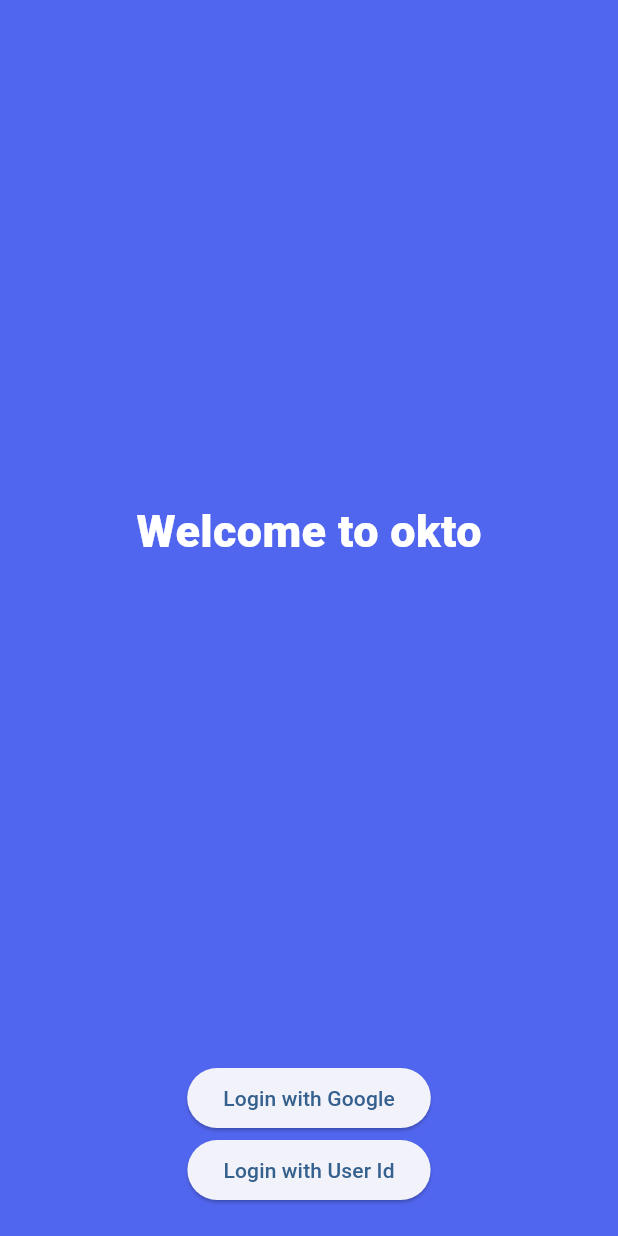
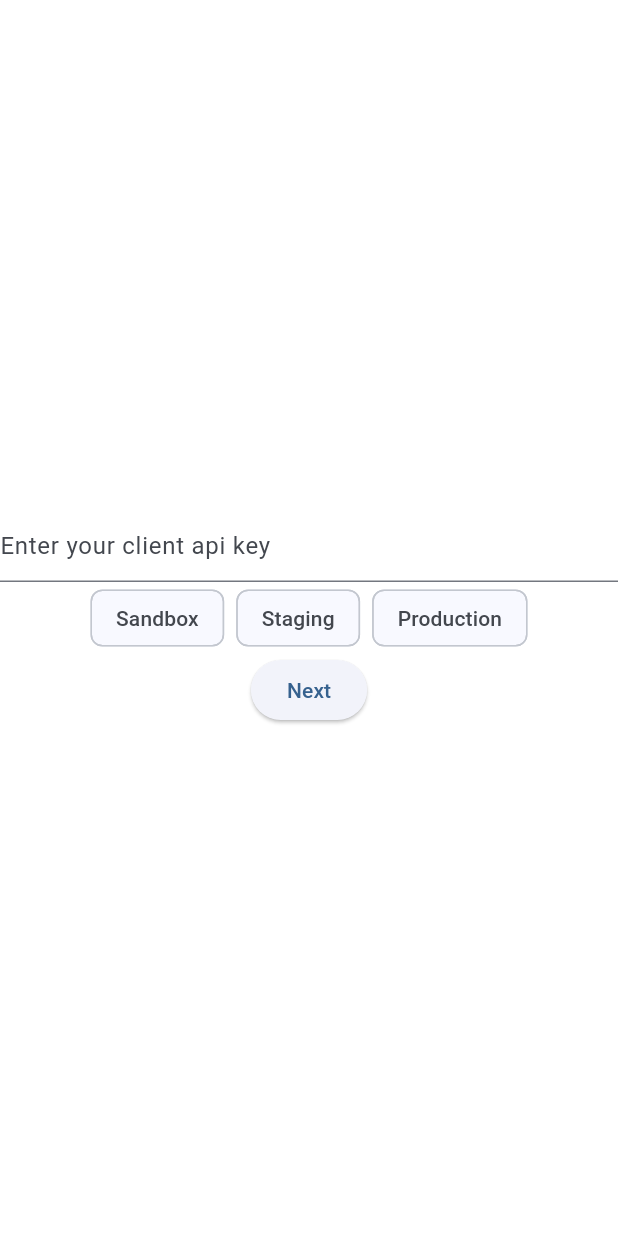
Before and after one commit to okto-hq/okto-sdk-flutter, a Flutter app: the screen it shows after launch, on a phone screen of 412 x 824 dp. Run offline on Flutter 3.47's test engine with Material 3 defaults, Android fonts, the phone set to English and light mode, and no system bars; our stand-ins replace flutter_secure_storage, google_sign_in, webview_flutter; missing offline and left inert: dart_jsonwebtoken.

Commit message:
added an option to add your own api key and build mode in the example app

```diff
--- a/example/lib/main.dart
+++ b/example/lib/main.dart
@@ -1,6 +1,7 @@
 import 'package:example/okto.dart';
 import 'package:example/screens/auth/login_page.dart';
 import 'package:example/screens/home/home_page.dart';
+import 'package:example/screens/init/init_screen.dart';
 import 'package:flutter/material.dart';
 
 void main() {
@@ -40,7 +41,7 @@ class MyApp extends StatelessWidget {
             if (isLoggedIn) {
               return const HomePage();
             } else {
-              return const LoginPage();
+              return const InitPage();
             }
           }
         },
--- a/example/lib/okto.dart
+++ b/example/lib/okto.dart
@@ -1,2 +1,3 @@
+import 'package:example/utils/global_mode.dart';
 import 'package:okto_flutter_sdk/okto_flutter_sdk.dart';
-final Okto okto = Okto('YOUR_CLIENT_API_KEY', BuildType.sandbox);
+final Okto okto = Okto(globalClientApiKey, currentBuildType);
--- a/example/lib/screens/home/home_page.dart
+++ b/example/lib/screens/home/home_page.dart
@@ -48,7 +48,9 @@ class _HomePageState extends State<HomePage> {
                   alignment: WrapAlignment.spaceBetween,
                   children: [
                     ElevatedButton(
-                        onPressed: () {
+                        onPressed: () async {
+                          final res = await okto.refreshToken();
+                          print(res.data.authToken);
                           Navigator.push(context, MaterialPageRoute(builder: (context) => const UserDetailsPage()));
                         },
                         child: const Text('User Details')),
--- /dev/null
+++ b/example/lib/screens/init/init_screen.dart
@@ -0,0 +1,75 @@
+import 'package:example/screens/auth/login_page.dart';
+import 'package:example/utils/global_mode.dart';
+import 'package:flutter/material.dart';
+import 'package:okto_flutter_sdk/okto_flutter_sdk.dart';
+
+class InitPage extends StatefulWidget {
+  const InitPage({super.key});
+
+  @override
+  State<InitPage> createState() => _InitPageState();
+}
+
+class _InitPageState extends State<InitPage> {
+  final apiController = TextEditingController();
+
+  int _selectedChipIndex = -1;
+
+  final List<String> _options = ['Sandbox', 'Staging', 'Production'];
+  @override
+  Widget build(BuildContext context) {
+    return Scaffold(
+      backgroundColor: Colors.white,
+      body: Column(
+        mainAxisAlignment: MainAxisAlignment.center,
+        children: [
+          TextField(
+            controller: apiController,
+            decoration: const InputDecoration(hintText: 'Enter your client api key'),
+          ),
+          Wrap(
+            spacing: 8.0,
+            children: List<Widget>.generate(
+              _options.length,
+              (int index) {
+                return ChoiceChip(
+                  label: Text(_options[index]),
+                  selected: _selectedChipIndex == index,
+                  onSelected: (bool selected) {
+                    setState(() {
+                      _selectedChipIndex = selected ? index : -1;
+                    });
+                  },
+                );
+              },
+            ).toList(),
+          ),
+          ElevatedButton(
+            onPressed: () {
+              if (_selectedChipIndex != -1) {
+                if (_selectedChipIndex == 0) {
+                  setState(() {
+                    currentBuildType = BuildType.sandbox;
+                  });
+                } else if (_selectedChipIndex == 1) {
+                  setState(() {
+                    currentBuildType = BuildType.staging;
+                  });
+                } else if (_selectedChipIndex == 2) {
+                  setState(() {
+                    currentBuildType = BuildType.production;
+                  });
+                }
+                setState(() {
+                  globalClientApiKey = apiController.text;
+                });
+                Navigator.push(context, MaterialPageRoute(builder: (context) => const LoginPage()));
+              }
+            },
+            child: const Text('Next'),
+          ),
+        ],
+      ),
+    );
+  }
+}
--- /dev/null
+++ b/example/lib/utils/global_mode.dart
@@ -0,0 +1,4 @@
+import 'package:okto_flutter_sdk/okto_flutter_sdk.dart';
+
+BuildType currentBuildType = BuildType.sandbox;
+String globalClientApiKey = '';
--- a/example/pubspec.yaml
+++ b/example/pubspec.yaml
@@ -37,6 +37,7 @@ dependencies:
   # The following adds the Cupertino Icons font to your application.
   # Use with the CupertinoIcons class for iOS style icons.
   cupertino_icons: ^1.0.6
+  google_sign_in: ^6.2.1
 
 dev_dependencies:
   flutter_test:
```
Also changed, not shown: example/lib/screens/auth/login_with_google_page.dart (+17 -5 lines), example/lib/screens/raw_transaction_execute_page.dart (+42 -8 lines), lib/src/okto.dart (+0 -8 lines), example/pubspec.lock, 3 other files.
